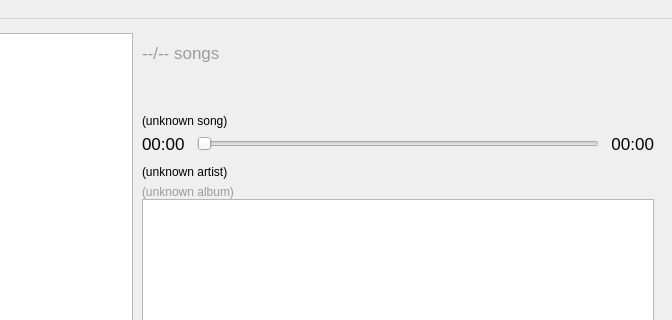
Qt form nowplayingwindow.ui (gidzzz/openmediaplayer) before a commit; both pictures show x 132 to 804 and y 0 to 320 of the 804 by 536 pixel window.
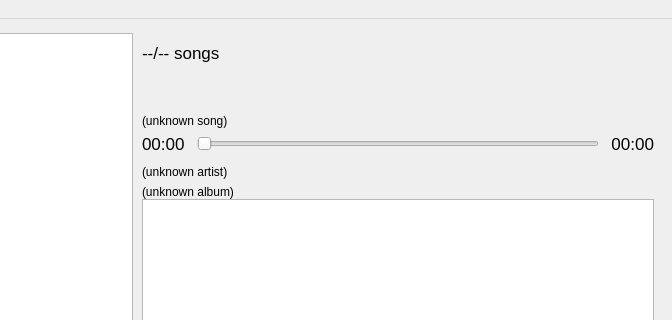
The same form after that commit. Custom widgets are drawn as their Qt base class.

Commit message: Got rid of (hopefully) all the remaining hardcoded colors.

What changed in the file:
```diff
--- a/nowplayingwindow.ui
+++ b/nowplayingwindow.ui
@@ -158,9 +158,6 @@
                    <pointsize>13</pointsize>
                   </font>
                  </property>
-                 <property name="styleSheet">
-                  <string notr="true">color: rgb(156, 154, 156);</string>
-                 </property>
                  <property name="text">
                   <string>--/-- songs</string>
                  </property>
@@ -317,9 +314,6 @@
                    <verstretch>0</verstretch>
                   </sizepolicy>
                  </property>
-                 <property name="styleSheet">
-                  <string notr="true">color: rgb(156, 154, 156);</string>
-                 </property>
                  <property name="text">
                   <string>(unknown album)</string>
                  </property>
```
The commit also changes 6 other files.
